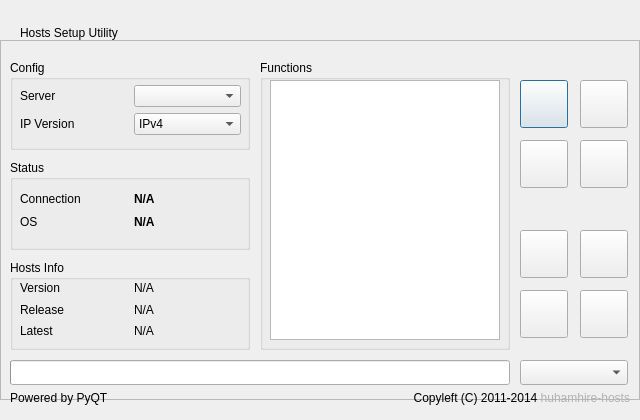
First picture: the form in qthostsui.ui, repository SayCV/huhamhire-hosts, before the edit.
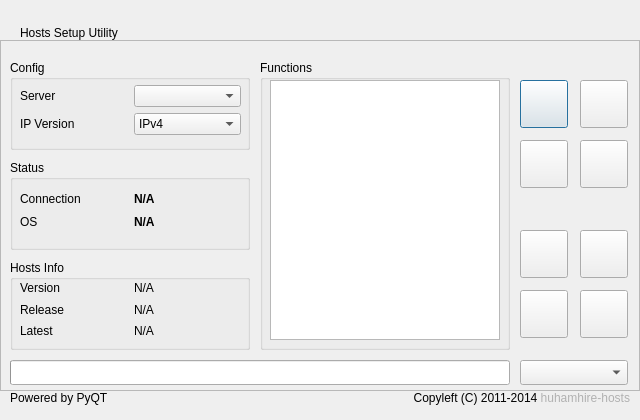
Second picture: the form after the edit. Icons and pictures are not drawn.

```diff
--- a/qthostsui.ui
+++ b/qthostsui.ui
@@ -57,7 +57,7 @@
      <x>0</x>
      <y>40</y>
      <width>640</width>
-     <height>360</height>
+     <height>351</height>
     </rect>
    </property>
    <property name="frameShape">
```
